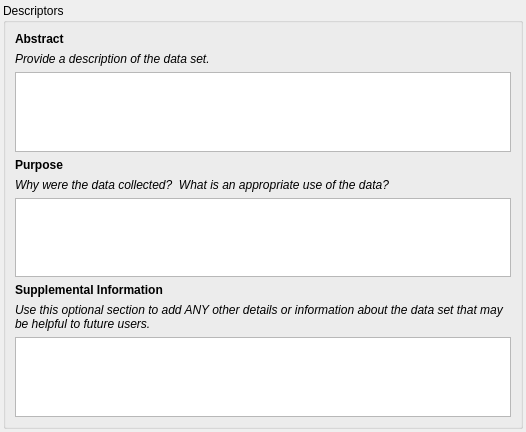
Above: pymdwizard/gui/ui_files/Descriptor.ui from DOI-USGS/fort-pymdwizard before the change. Below: the same form after it.
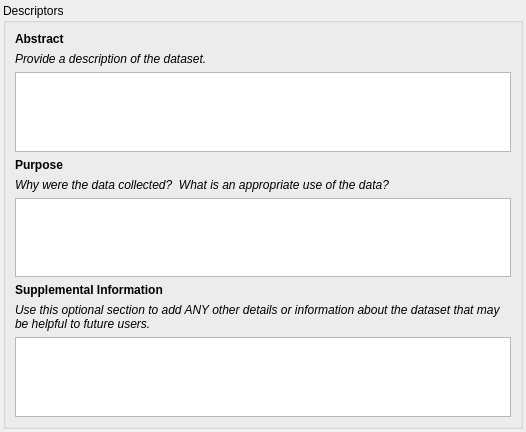
That is the form after the change.

Commit message: replace "data set" with "dataset" in GUI

Diff of the .ui file:
```diff
--- a/pymdwizard/gui/ui_files/Descriptor.ui
+++ b/pymdwizard/gui/ui_files/Descriptor.ui
@@ -60,7 +60,7 @@
          <string notr="true">font: italic;</string>
         </property>
         <property name="text">
-         <string>Provide a description of the data set.</string>
+         <string>Provide a description of the dataset.</string>
         </property>
         <property name="wordWrap">
          <bool>true</bool>
@@ -168,7 +168,7 @@
          <string notr="true">font: italic;</string>
         </property>
         <property name="text">
-         <string>Use this optional section to add ANY other details or information about the data set that may be helpful to future users.</string>
+         <string>Use this optional section to add ANY other details or information about the dataset that may be helpful to future users.</string>
         </property>
         <property name="wordWrap">
          <bool>true</bool>
```
The commit also changes 38 other files.
